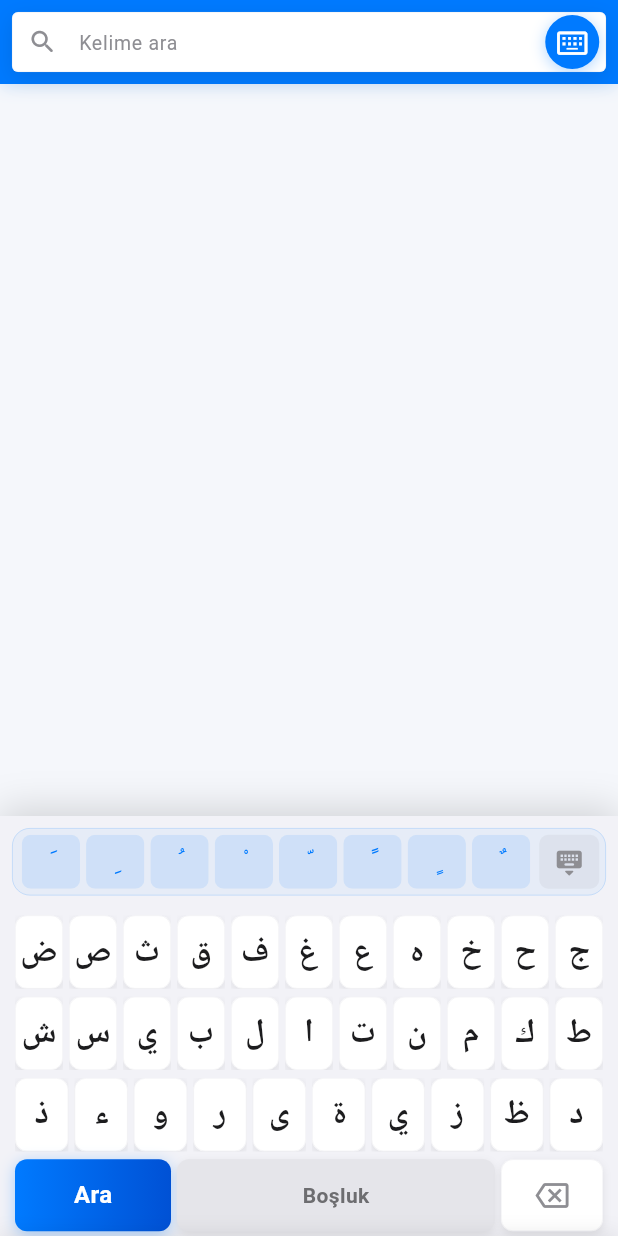
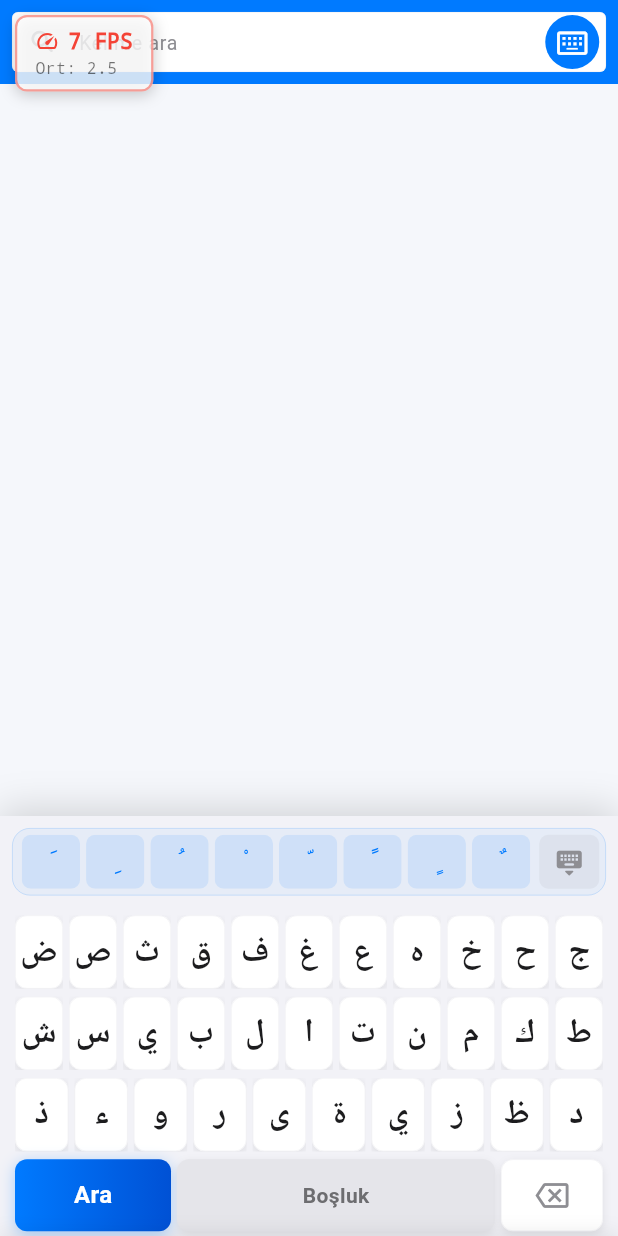
Before and after one commit to onbir53/Kavaid, a Flutter app: the screen it shows after launch, after a tap on the "keyboard alt" icon, on a phone screen of 412 x 824 dp. Run offline on Flutter 3.47's test engine with Material 3 defaults, Android fonts, the phone set to English and light mode, and no system bars; our stand-ins replace connectivity_plus, device_info_plus, firebase_core, firebase_database, flutter_spinkit, google_fonts and 4 more; missing offline and left inert: flutter_displaymode, in_app_purchase_android, in_app_purchase_storekit; accounts and stored records are empty; network calls fail.

Commit message:
fps counter

```diff
--- a/lib/main.dart
+++ b/lib/main.dart
@@ -13,6 +13,7 @@ import 'services/firebase_options.dart';
 import 'services/saved_words_service.dart';
 import 'services/admob_service.dart';
 import 'widgets/banner_ad_widget.dart';
+import 'widgets/fps_counter.dart';
 import 'services/credits_service.dart';
 import 'services/subscription_service.dart';
 
@@ -529,10 +530,8 @@ class _MainScreenState extends State<MainScreen> {
             ),
           ),
 
-          // 2. Banner Reklam
-          AnimatedPositioned(
-            duration: const Duration(milliseconds: 200),
-            curve: Curves.easeOut,
+          // 2. Banner Reklam - RepaintBoundary ile performans optimizasyonu
+          Positioned(
             bottom: hasSystemKeyboard
                 ? keyboardHeight
                 : _showArabicKeyboard
@@ -541,6 +540,7 @@ class _MainScreenState extends State<MainScreen> {
             left: 0,
             right: 0,
             height: _bannerHeight,
+            child: RepaintBoundary(
               child: BannerAdWidget(
                 onAdHeightChanged: (height) {
                   if (mounted && _bannerHeight != height) {
@@ -551,15 +551,15 @@ class _MainScreenState extends State<MainScreen> {
                 stableKey: 'main_banner_stable',
               ),
             ),
+          ),
 
-          // 3. Bottom Navigation Bar
-          AnimatedPositioned(
-            duration: const Duration(milliseconds: 200),
-            curve: Curves.easeOut,
+          // 3. Bottom Navigation Bar - RepaintBoundary ile performans optimizasyonu
+          Positioned(
             bottom: (hasSystemKeyboard || _showArabicKeyboard) ? -navBarHeight : 0,
             left: 0,
             right: 0,
             height: navBarHeight,
+            child: RepaintBoundary(
               child: Container(
               decoration: BoxDecoration(
                 color: widget.isDarkMode ? const Color(0xFF1C1C1E) : Colors.white,
@@ -613,6 +613,10 @@ class _MainScreenState extends State<MainScreen> {
               ),
               ),
             ),
+          ),
+
+          // 4. FPS Sayacı - En üstte olacak
+          const FPSCounter(),
         ],
       ),
     );
--- a/lib/screens/home_screen.dart
+++ b/lib/screens/home_screen.dart
@@ -389,10 +389,11 @@ class _HomeScreenState extends State<HomeScreen> with AutomaticKeepAliveClientMi
                 }
                 return false;
               },
-              child: CustomScrollView(
-                physics: const ClampingScrollPhysics(),
-                slivers: <Widget>[
-                  SliverAppBar(
+              child: RepaintBoundary(
+                child: CustomScrollView(
+                  physics: const ClampingScrollPhysics(),
+                  slivers: <Widget>[
+                    SliverAppBar(
                     backgroundColor: widget.isDarkMode
                         ? const Color(0xFF1C1C1E)
                         : const Color(0xFF007AFF),
@@ -418,16 +419,6 @@ class _HomeScreenState extends State<HomeScreen> with AutomaticKeepAliveClientMi
                                   ? const Color(0xFF2C2C2E)
                                   : Colors.white,
                               borderRadius: BorderRadius.circular(4), // 8'den 4'e düşürdüm (daha sert)
-                              boxShadow: [
-                                BoxShadow(
-                                  color: widget.isDarkMode
-                                      ? Colors.black.withOpacity(0.3)
-                                      : Colors.black.withOpacity(0.1),
-                                  blurRadius: 12,
-                                  offset: const Offset(0, 4),
-                                  spreadRadius: 0,
-                                ),
-                              ],
                               border: Border.all(
                                 color: widget.isDarkMode
                                     ? const Color(0xFF48484A).withOpacity(0.3)
@@ -511,13 +502,6 @@ class _HomeScreenState extends State<HomeScreen> with AutomaticKeepAliveClientMi
                                                   ? const Color(0xFF3A3A3C).withOpacity(0.5)
                                                   : const Color(0xFFE5E5EA).withOpacity(0.5),
                                           shape: BoxShape.circle,
-                                          boxShadow: _showArabicKeyboard ? [
-                                            BoxShadow(
-                                              color: const Color(0xFF007AFF).withOpacity(0.3),
-                                              blurRadius: 8,
-                                              offset: const Offset(0, 2),
-                                            ),
-                                          ] : null,
                                         ),
                                         child: Icon(
                                           Icons.keyboard_alt_outlined,
@@ -575,32 +559,10 @@ class _HomeScreenState extends State<HomeScreen> with AutomaticKeepAliveClientMi
                         ),
                       ),
                     ),
-                    flexibleSpace: Container(
-                      decoration: BoxDecoration(
-                        gradient: widget.isDarkMode
-                            ? null
-                            : const LinearGradient(
-                                begin: Alignment.topLeft,
-                                end: Alignment.bottomRight,
-                                colors: [
-                                  Color(0xFF007AFF),
-                                  Color(0xFF0051D5),
-                                ],
-                              ),
-                        boxShadow: [
-                          BoxShadow(
-                            color: widget.isDarkMode
-                                ? Colors.black.withOpacity(0.3)
-                                : const Color(0xFF007AFF).withOpacity(0.15),
-                            blurRadius: 8,
-                            offset: const Offset(0, 2),
-                          ),
-                        ],
-                      ),
-                    ),
                   ),
                   ..._buildMainContentSlivers(),
                 ],
+                ),
               ),
             ),
           ),
@@ -646,22 +608,8 @@ class _HomeScreenState extends State<HomeScreen> with AutomaticKeepAliveClientMi
             padding: const EdgeInsets.fromLTRB(8, 12, 8, 0),
             child: Container(
               decoration: BoxDecoration(
-                gradient: LinearGradient(
-                  begin: Alignment.topLeft,
-                  end: Alignment.bottomRight,
-                  colors: [
-                    const Color(0xFF007AFF),
-                    const Color(0xFF0051D5),
-                  ],
-                ),
+                color: const Color(0xFF007AFF),
                 borderRadius: BorderRadius.circular(12),
-                boxShadow: [
-                  BoxShadow(
-                    color: const Color(0xFF007AFF).withOpacity(0.3),
-                    blurRadius: 12,
-                    offset: const Offset(0, 4),
-                  ),
-                ],
               ),
               child: Material(
                 color: Colors.transparent,
--- /dev/null
+++ b/lib/widgets/fps_counter.dart
@@ -0,0 +1,137 @@
+import 'dart:async';
+import 'package:flutter/material.dart';
+import 'package:flutter/scheduler.dart';
+
+class FPSCounter extends StatefulWidget {
+  const FPSCounter({super.key});
+
+  @override
+  State<FPSCounter> createState() => _FPSCounterState();
+}
+
+class _FPSCounterState extends State<FPSCounter> with SingleTickerProviderStateMixin {
+  late Timer _timer;
+  int _frameCount = 0;
+  int _fps = 0;
+  DateTime _lastUpdate = DateTime.now();
+
+  // FPS geçmişi ve ortalama hesaplama için
+  final List<int> _fpsHistory = [];
+  static const int _historySize = 60; // Son 60 frame
+
+  @override
+  void initState() {
+    super.initState();
+
+    // Frame callback'ini kaydet
+    SchedulerBinding.instance.addPersistentFrameCallback(_onFrame);
+
+    // FPS'i her saniye güncelle
+    _timer = Timer.periodic(const Duration(seconds: 1), (_) {
+      final now = DateTime.now();
+      final elapsed = now.difference(_lastUpdate).inMilliseconds;
+
+      if (elapsed > 0) {
+        setState(() {
+          _fps = (_frameCount * 1000 / elapsed).round();
+
+          // FPS geçmişine ekle
+          _fpsHistory.add(_fps);
+          if (_fpsHistory.length > _historySize) {
+            _fpsHistory.removeAt(0);
+          }
+
+          _frameCount = 0;
+          _lastUpdate = now;
+        });
+      }
+    });
+  }
+
+  void _onFrame(Duration timestamp) {
+    _frameCount++;
+  }
+
+  @override
+  void dispose() {
+    _timer.cancel();
+    super.dispose();
+  }
+
+  Color _getFPSColor() {
+    if (_fps >= 55) return Colors.green;
+    if (_fps >= 30) return Colors.orange;
+    return Colors.red;
+  }
+
+  double get _averageFPS {
+    if (_fpsHistory.isEmpty) return 0;
+    final sum = _fpsHistory.reduce((a, b) => a + b);
+    return sum / _fpsHistory.length;
+  }
+
+  @override
+  Widget build(BuildContext context) {
+    final isDarkMode = Theme.of(context).brightness == Brightness.dark;
+
+    return Positioned(
+      top: MediaQuery.of(context).padding.top + 10,
+      left: 10,
+      child: IgnorePointer(
+        child: Container(
+          padding: const EdgeInsets.symmetric(horizontal: 12, vertical: 6),
+          decoration: BoxDecoration(
+            color: (isDarkMode ? Colors.black : Colors.white).withOpacity(0.8),
+            borderRadius: BorderRadius.circular(8),
+            border: Border.all(
+              color: _getFPSColor().withOpacity(0.5),
+              width: 1.5,
+            ),
+            boxShadow: [
+              BoxShadow(
+                color: Colors.black.withOpacity(0.2),
+                blurRadius: 8,
+                offset: const Offset(0, 2),
+              ),
+            ],
+          ),
+          child: Column(
+            mainAxisSize: MainAxisSize.min,
+            crossAxisAlignment: CrossAxisAlignment.start,
+            children: [
+              Row(
+                mainAxisSize: MainAxisSize.min,
+                children: [
+                  Icon(
+                    Icons.speed,
+                    size: 16,
+                    color: _getFPSColor(),
+                  ),
+                  const SizedBox(width: 6),
+                  Text(
+                    '$_fps FPS',
+                    style: TextStyle(
+                      color: _getFPSColor(),
+                      fontSize: 14,
+                      fontWeight: FontWeight.bold,
+                      fontFamily: 'monospace',
+                    ),
+                  ),
+                ],
+              ),
+              if (_fpsHistory.length >= 10) // En az 10 frame sonra ortalama göster
+                Text(
+                  'Ort: ${_averageFPS.toStringAsFixed(1)}',
+                  style: TextStyle(
+                    color: (isDarkMode ? Colors.white70 : Colors.black54),
+                    fontSize: 11,
+                    fontFamily: 'monospace',
+                  ),
+                ),
+            ],
+          ),
+        ),
+      ),
+    );
+  }
+}
```
Also changed, not shown: lib/widgets/search_result_card.dart (+8 -33 lines), lib/widgets/word_card.dart (+5 -32 lines), 4 other files. Lines whose indentation alone changed are shown as unchanged.
